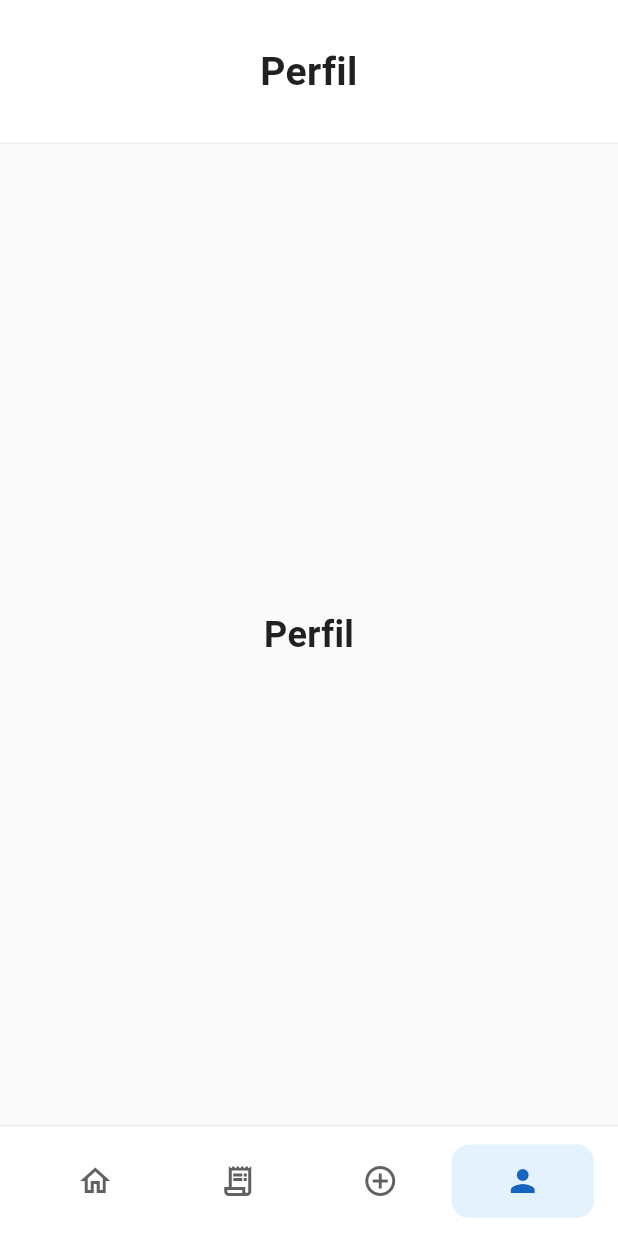
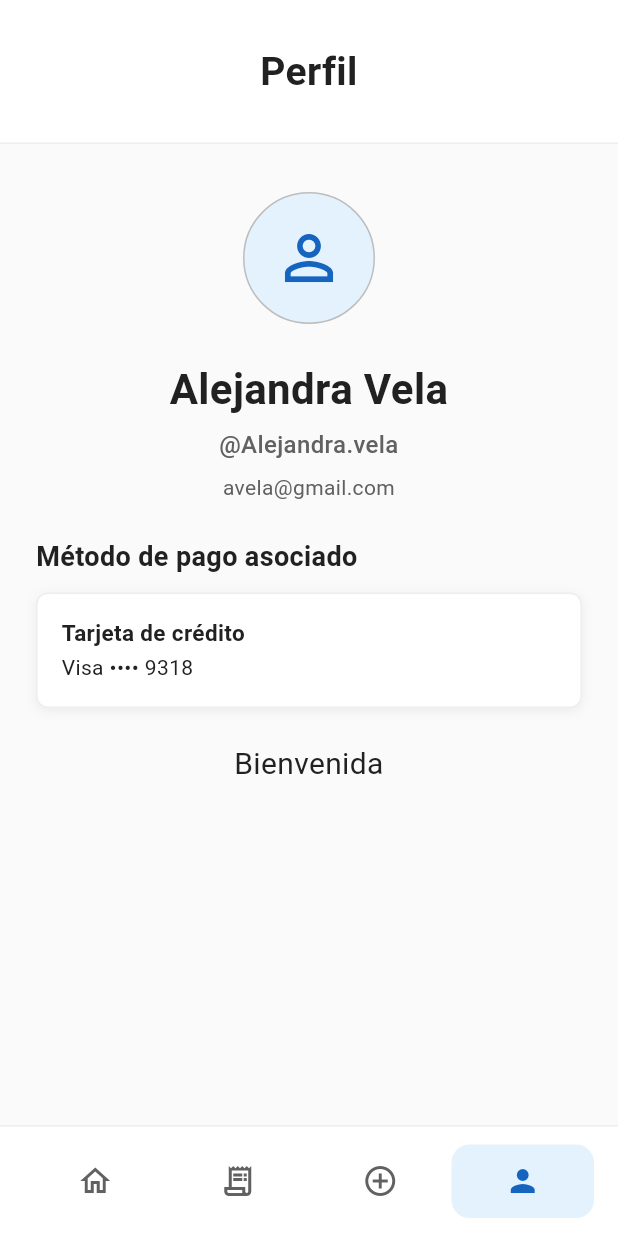
Before and after one commit to jcordobav/alerta-pagos-mobile, a Flutter app: the screen it shows after launch, item 4 of the bottom bar chosen, on a phone screen of 412 x 824 dp. Run offline on Flutter 3.47's test engine with Material 3 defaults, Android fonts, the phone set to English and light mode, and no system bars; accounts and stored records are empty.

Commit message:
feat(perfil): add profile view

```diff
--- /dev/null
+++ b/lib/data/demo_profiles.dart
@@ -0,0 +1,27 @@
+import '../models/user_profile.dart';
+
+const demoProfile = UserProfile(
+  fullName: 'Alejandra Vela',
+  username: 'Alejandra.vela',
+  email: 'avela@gmail.com',
+  welcomeMessage: 'Bienvenida',
+  paymentMethod: PaymentMethod(
+    cardType: PaymentCardType.credit,
+    brand: 'Visa',
+    lastFourDigits: '9318',
+  ),
+);
+
+const incompleteDemoProfile = UserProfile(fullName: 'Juan Pérez');
+
+const longTextDemoProfile = UserProfile(
+  fullName: 'María Fernanda de los Ángeles Rodríguez Castañeda',
+  username: 'mariafernanda.rodriguez.castaneda',
+  email: 'mariafernanda.rodriguez.castaneda@correo-empresarial.com.co',
+  welcomeMessage: 'Bienvenida',
+  paymentMethod: PaymentMethod(
+    cardType: PaymentCardType.debit,
+    brand: 'Mastercard Débito Empresarial',
+    lastFourDigits: '0042',
+  ),
+);
--- /dev/null
+++ b/lib/models/user_profile.dart
@@ -0,0 +1,41 @@
+enum PaymentCardType { credit, debit }
+
+class PaymentMethod {
+  const PaymentMethod({
+    required this.cardType,
+    required this.brand,
+    required this.lastFourDigits,
+  });
+
+  final PaymentCardType cardType;
+  final String brand;
+  final String lastFourDigits;
+
+  String get title => switch (cardType) {
+    PaymentCardType.credit => 'Tarjeta de crédito',
+    PaymentCardType.debit => 'Tarjeta de débito',
+  };
+
+  /// Número enmascarado, por ejemplo `Visa •••• 9318`.
+  String get maskedNumber => '$brand •••• $lastFourDigits';
+}
+
+class UserProfile {
+  const UserProfile({
+    required this.fullName,
+    this.username,
+    this.email,
+    this.welcomeMessage,
+    this.paymentMethod,
+  });
+
+  final String fullName;
+
+  /// Nombre de usuario sin `@`.
+  final String? username;
+  final String? email;
+  final String? welcomeMessage;
+  final PaymentMethod? paymentMethod;
+
+  String? get usernameLabel => username == null ? null : '@$username';
+}
--- a/lib/screens/main_navigation_page.dart
+++ b/lib/screens/main_navigation_page.dart
@@ -5,13 +5,15 @@ import '../services/alarm_timer_controller.dart';
 import '../services/manual_payment_service.dart';
 import '../services/mock_manual_payment_service.dart';
 import '../services/mock_payment_history_service.dart';
+import '../services/mock_profile_service.dart';
 import '../services/payment_history_service.dart';
+import '../services/profile_service.dart';
 import '../widgets/app_bottom_navigation.dart';
 import 'add_payment/add_payment_page.dart';
 import 'alarm/alarm_page.dart';
 import 'history/history_page.dart';
 import 'home/home_page.dart';
-import 'placeholder_page.dart';
+import 'profile/profile_page.dart';
 
 class MainNavigationPage extends StatefulWidget {
   const MainNavigationPage({
@@ -19,11 +21,13 @@ class MainNavigationPage extends StatefulWidget {
     this.alarmSeconds = 60,
     this.paymentHistoryService = const MockPaymentHistoryService(),
     this.manualPaymentService = const MockManualPaymentService(),
+    this.profileService = const MockProfileService(),
   });
 
   final int alarmSeconds;
   final PaymentHistoryService paymentHistoryService;
   final ManualPaymentService manualPaymentService;
+  final ProfileService profileService;
 
   @override
   State<MainNavigationPage> createState() => _MainNavigationPageState();
@@ -85,7 +89,10 @@ class _MainNavigationPageState extends State<MainNavigationPage> {
         manualPaymentService: widget.manualPaymentService,
         onCancel: () => setState(() => _selectedIndex = 0),
       ),
-      const PlaceholderPage(title: 'Perfil'),
+      ProfilePage(
+        profileService: widget.profileService,
+        isActive: _selectedIndex == 3,
+      ),
     ];
 
     return Scaffold(
--- /dev/null
+++ b/lib/screens/profile/profile_page.dart
@@ -0,0 +1,280 @@
+import 'package:flutter/material.dart';
+
+import '../../models/user_profile.dart';
+import '../../services/profile_service.dart';
+import '../../theme/app_colors.dart';
+import '../../theme/app_text_styles.dart';
+import '../../widgets/app_header.dart';
+
+enum _ProfileStatus { idle, loading, content, error }
+
+class ProfilePage extends StatefulWidget {
+  const ProfilePage({
+    super.key,
+    required this.profileService,
+    required this.isActive,
+  });
+
+  final ProfileService profileService;
+
+  /// El perfil se carga la primera vez que la pestaña se muestra.
+  final bool isActive;
+
+  @override
+  State<ProfilePage> createState() => _ProfilePageState();
+}
+
+class _ProfilePageState extends State<ProfilePage> {
+  _ProfileStatus _status = _ProfileStatus.idle;
+  UserProfile? _profile;
+
+  @override
+  void initState() {
+    super.initState();
+    if (widget.isActive) _loadProfile();
+  }
+
+  @override
+  void didUpdateWidget(ProfilePage oldWidget) {
+    super.didUpdateWidget(oldWidget);
+    if (widget.isActive && _status == _ProfileStatus.idle) _loadProfile();
+  }
+
+  Future<void> _loadProfile() async {
+    setState(() => _status = _ProfileStatus.loading);
+
+    try {
+      final profile = await widget.profileService.fetchProfile();
+      if (!mounted) return;
+      setState(() {
+        _profile = profile;
+        _status = _ProfileStatus.content;
+      });
+    } on ProfileException {
+      if (!mounted) return;
+      setState(() => _status = _ProfileStatus.error);
+    }
+  }
+
+  @override
+  Widget build(BuildContext context) {
+    return ColoredBox(
+      color: AppColors.surface,
+      child: Column(
+        children: [
+          const AppHeader(title: 'Perfil'),
+          Expanded(child: _buildBody()),
+        ],
+      ),
+    );
+  }
+
+  Widget _buildBody() {
+    return switch (_status) {
+      _ProfileStatus.idle => const SizedBox.shrink(),
+      _ProfileStatus.loading => const Center(
+        child: CircularProgressIndicator(
+          key: ValueKey('profile-loading'),
+          semanticsLabel: 'Cargando perfil',
+        ),
+      ),
+      _ProfileStatus.content => _ProfileContent(profile: _profile!),
+      _ProfileStatus.error => _ProfileError(onRetry: _loadProfile),
+    };
+  }
+}
+
+class _ProfileContent extends StatelessWidget {
+  const _ProfileContent({required this.profile});
+
+  final UserProfile profile;
+
+  @override
+  Widget build(BuildContext context) {
+    final usernameLabel = profile.usernameLabel;
+    final email = profile.email;
+    final welcomeMessage = profile.welcomeMessage;
+
+    return SingleChildScrollView(
+      key: const ValueKey('profile-content'),
+      padding: const EdgeInsets.fromLTRB(24, 32, 24, 24),
+      child: Column(
+        children: [
+          const _ProfileAvatar(),
+          const SizedBox(height: 24),
+          Semantics(
+            header: true,
+            child: Text(
+              profile.fullName,
+              textAlign: TextAlign.center,
+              maxLines: 2,
+              overflow: TextOverflow.ellipsis,
+              style: AppTextStyles.profileName,
+            ),
+          ),
+          if (usernameLabel != null) ...[
+            const SizedBox(height: 8),
+            Text(
+              usernameLabel,
+              textAlign: TextAlign.center,
+              maxLines: 2,
+              overflow: TextOverflow.ellipsis,
+              style: AppTextStyles.profileUsername,
+            ),
+          ],
+          if (email != null) ...[
+            const SizedBox(height: 8),
+            Text(
+              email,
+              textAlign: TextAlign.center,
+              maxLines: 2,
+              overflow: TextOverflow.ellipsis,
+              style: AppTextStyles.profileEmail,
+            ),
+          ],
+          const SizedBox(height: 24),
+          _PaymentMethodSection(paymentMethod: profile.paymentMethod),
+          if (welcomeMessage != null) ...[
+            const SizedBox(height: 24),
+            Text(
+              welcomeMessage,
+              textAlign: TextAlign.center,
+              style: AppTextStyles.profileWelcome,
+            ),
+          ],
+        ],
+      ),
+    );
+  }
+}
+
+class _ProfileAvatar extends StatelessWidget {
+  const _ProfileAvatar();
+
+  @override
+  Widget build(BuildContext context) {
+    return ExcludeSemantics(
+      child: Container(
+        width: 88,
+        height: 88,
+        alignment: Alignment.center,
+        decoration: BoxDecoration(
+          color: AppColors.primaryContainer,
+          shape: BoxShape.circle,
+          border: Border.all(color: AppColors.outline),
+        ),
+        child: const Icon(
+          Icons.person_outline,
+          size: 48,
+          color: AppColors.primary,
+        ),
+      ),
+    );
+  }
+}
+
+class _PaymentMethodSection extends StatelessWidget {
+  const _PaymentMethodSection({required this.paymentMethod});
+
+  final PaymentMethod? paymentMethod;
+
+  @override
+  Widget build(BuildContext context) {
+    final method = paymentMethod;
+
+    return Column(
+      crossAxisAlignment: CrossAxisAlignment.stretch,
+      children: [
+        Semantics(
+          header: true,
+          child: const Text(
+            'Método de pago asociado',
+            style: AppTextStyles.optionsTitle,
+          ),
+        ),
+        const SizedBox(height: 12),
+        MergeSemantics(
+          child: Container(
+            key: const ValueKey('profile-payment-method'),
+            padding: const EdgeInsets.all(16),
+            decoration: BoxDecoration(
+              color: AppColors.card,
+              borderRadius: BorderRadius.circular(8),
+              border: Border.all(color: AppColors.outlineSoft),
+              boxShadow: const [
+                BoxShadow(
+                  color: Color(0x0F000000),
+                  blurRadius: 6,
+                  offset: Offset(0, 2),
+                ),
+              ],
+            ),
+            child: method == null
+                ? const Text(
+                    'No tienes un método de pago asociado',
+                    style: AppTextStyles.profileEmail,
+                  )
+                : Column(
+                    crossAxisAlignment: CrossAxisAlignment.start,
+                    children: [
+                      Text(method.title, style: AppTextStyles.paidAmount),
+                      const SizedBox(height: 4),
+                      Text(method.maskedNumber, style: AppTextStyles.infoValue),
+                    ],
+                  ),
+          ),
+        ),
+      ],
+    );
+  }
+}
+
+class _ProfileError extends StatelessWidget {
+  const _ProfileError({required this.onRetry});
+
+  final VoidCallback onRetry;
+
+  @override
+  Widget build(BuildContext context) {
+    return SingleChildScrollView(
+      key: const ValueKey('profile-error'),
+      padding: const EdgeInsets.fromLTRB(24, 72, 24, 24),
+      child: Column(
+        crossAxisAlignment: CrossAxisAlignment.stretch,
+        children: [
+          const ExcludeSemantics(
+            child: Icon(Icons.error_outline, size: 48, color: AppColors.error),
+          ),
+          const SizedBox(height: 16),
+          const Text(
+            'No pudimos cargar tu perfil',
+            textAlign: TextAlign.center,
+            style: AppTextStyles.optionsTitle,
+          ),
+          const SizedBox(height: 8),
+          const Text(
+            'Revisa tu conexión e inténtalo de nuevo.',
+            textAlign: TextAlign.center,
+            style: AppTextStyles.stateMessage,
+          ),
+          const SizedBox(height: 24),
+          Center(
+            child: FilledButton(
+              key: const ValueKey('profile-retry'),
+              onPressed: onRetry,
+              style: FilledButton.styleFrom(
+                backgroundColor: AppColors.primary,
+                foregroundColor: Colors.white,
+                minimumSize: const Size(160, 48),
+                shape: RoundedRectangleBorder(
+                  borderRadius: BorderRadius.circular(8),
+                ),
+              ),
+              child: const Text('Reintentar', style: AppTextStyles.formButton),
+            ),
+          ),
+        ],
+      ),
+    );
+  }
+}
--- /dev/null
+++ b/lib/services/mock_profile_service.dart
@@ -0,0 +1,29 @@
+import '../data/demo_profiles.dart';
+import '../models/user_profile.dart';
+import 'profile_service.dart';
+
+enum ProfileScenario { complete, incomplete, longText, error }
+
+class MockProfileService implements ProfileService {
+  const MockProfileService({
+    this.scenario = ProfileScenario.complete,
+    this.latency = const Duration(milliseconds: 600),
+  });
+
+  final ProfileScenario scenario;
+  final Duration latency;
+
+  @override
+  Future<UserProfile> fetchProfile() async {
+    await Future<void>.delayed(latency);
+
+    return switch (scenario) {
+      ProfileScenario.complete => demoProfile,
+      ProfileScenario.incomplete => incompleteDemoProfile,
+      ProfileScenario.longText => longTextDemoProfile,
+      ProfileScenario.error => throw const ProfileException(
+        'No fue posible obtener el perfil.',
+      ),
+    };
+  }
+}
--- /dev/null
+++ b/lib/services/profile_service.dart
@@ -0,0 +1,14 @@
+import '../models/user_profile.dart';
+
+abstract interface class ProfileService {
+  Future<UserProfile> fetchProfile();
+}
+
+class ProfileException implements Exception {
+  const ProfileException(this.message);
+
+  final String message;
+
+  @override
+  String toString() => 'ProfileException: $message';
+}
--- a/lib/theme/app_text_styles.dart
+++ b/lib/theme/app_text_styles.dart
@@ -107,6 +107,28 @@ abstract final class AppTextStyles {
     height: 20 / 15,
     fontWeight: FontWeight.w600,
   );
+  static const TextStyle profileName = TextStyle(
+    color: AppColors.textPrimary,
+    fontSize: 28,
+    height: 38 / 28,
+    fontWeight: FontWeight.w600,
+  );
+  static const TextStyle profileUsername = TextStyle(
+    color: AppColors.textSecondary,
+    fontSize: 16,
+    height: 22 / 16,
+    fontWeight: FontWeight.w500,
+  );
+  static const TextStyle profileEmail = TextStyle(
+    color: AppColors.textSecondary,
+    fontSize: 14,
+    height: 19 / 14,
+  );
+  static const TextStyle profileWelcome = TextStyle(
+    color: AppColors.textPrimary,
+    fontSize: 20,
+    height: 27 / 20,
+  );
   static const TextStyle alarmTitle = TextStyle(
     color: AppColors.textPrimary,
     fontSize: 36,
```
Also changed, not shown: 1 other file.
